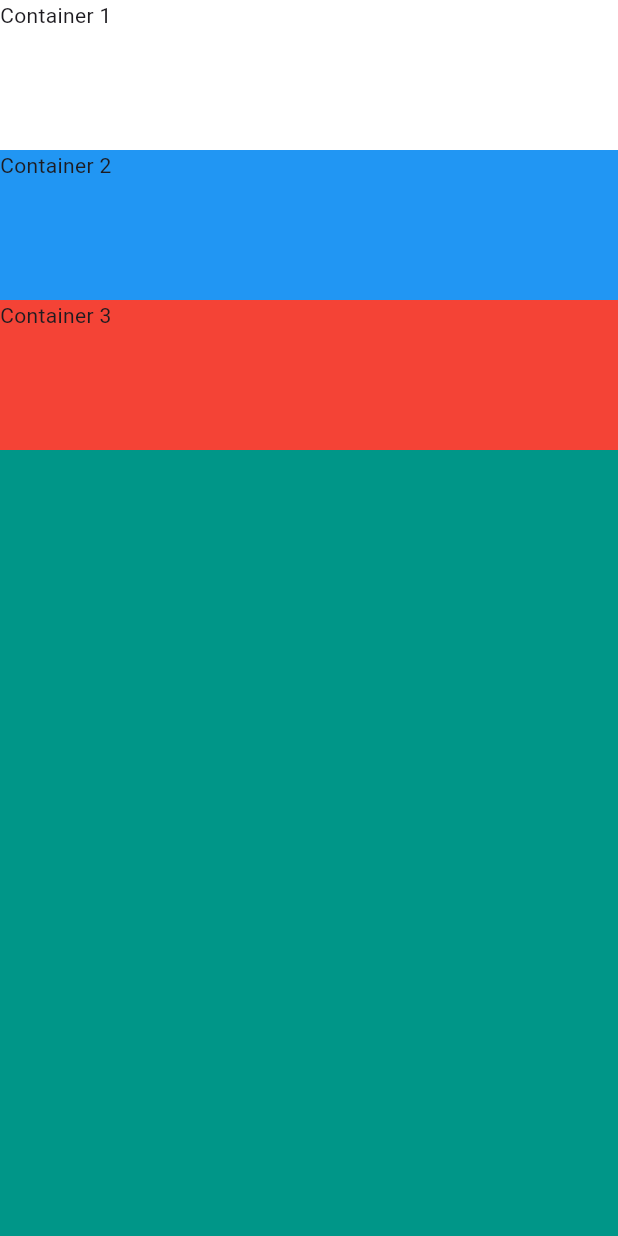
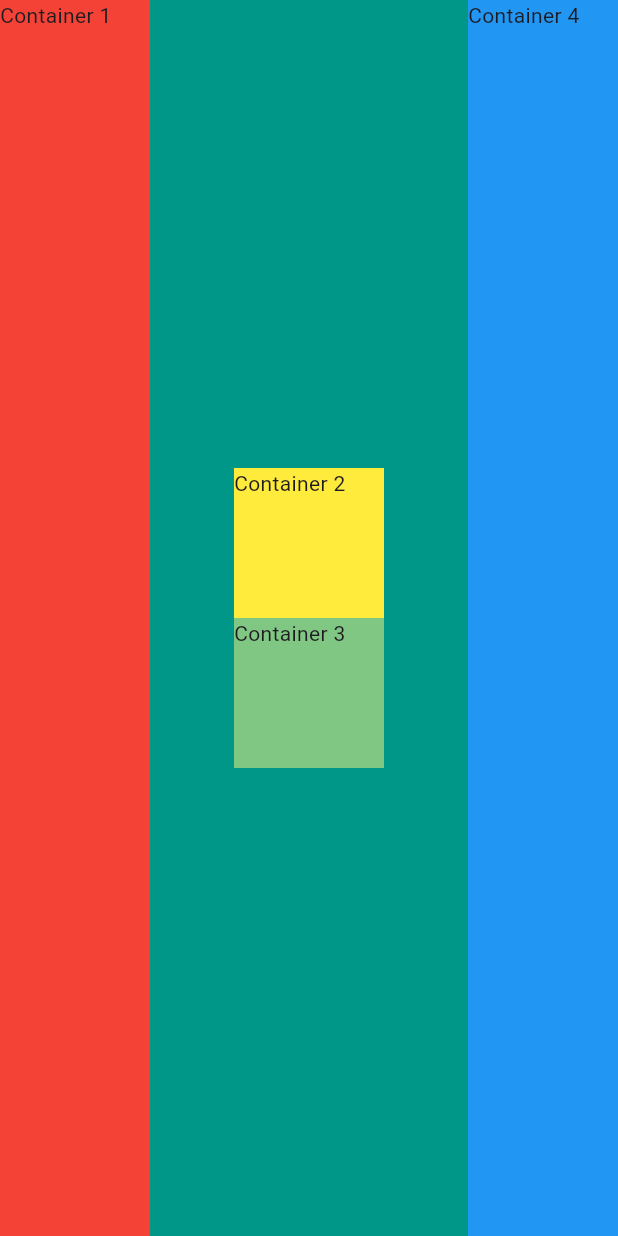
Before and after one commit to Islombek175/mi_card_app, a Flutter app: the screen it shows after launch, on a phone screen of 412 x 824 dp. Run offline on Flutter 3.47's test engine with Material 3 defaults, Android fonts, the phone set to English and light mode, and no system bars.

Commit message:
homework#1 done

```diff
--- a/lib/main.dart
+++ b/lib/main.dart
@@ -13,26 +13,38 @@ class MyApp extends StatelessWidget {
       debugShowCheckedModeBanner: false,
       home: Scaffold(
         body: SafeArea(
-          child: Column(
+          child: Row(
             crossAxisAlignment: CrossAxisAlignment.stretch,
+            mainAxisAlignment: MainAxisAlignment.spaceBetween,
             children: <Widget>[
               Container(
-                width: 300,
+                width: 100,
                 height: 100,
-                color: Colors.white,
+                color: Colors.red,
                 child: Text('Container 1'),
+              ),
+              Column(
+                mainAxisAlignment: MainAxisAlignment.center,
+                children: <Widget>[
+                  Container(
+                    width: 100,
+                    height: 100,
+                    color: Colors.yellow,
+                    child: Text('Container 2'),
+                  ),
+                  Container(
+                    width: 100,
+                    height: 100,
+                    color: Colors.green[300],
+                    child: Text('Container 3'),
+                  ),
+                ],
               ),
               Container(
                 width: 100,
                 height: 100,
                 color: Colors.blue,
-                child: Text('Container 2'),
-              ),
-              Container(
-                width: 100,
-                height: 100,
-                color: Colors.red,
-                child: Text('Container 3'),
+                child: Text('Container 4'),
               ),
             ],
           ),
```
Also changed, not shown: homework#1.jpg (added).
